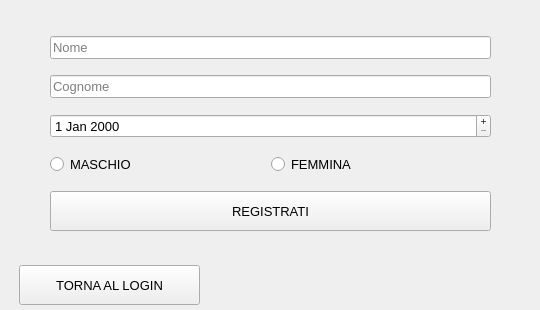
Above: MVP/progetto_p2/register.ui from Giorat/LifeFit---progetto-P2 before the change. Below: the same form after it.
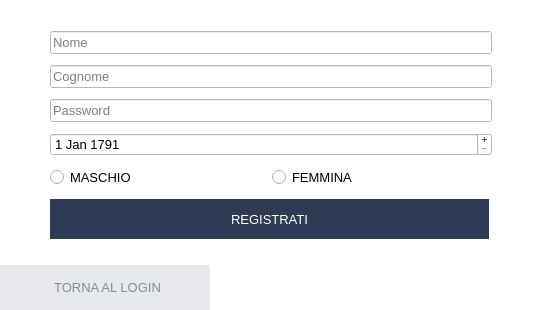
That is the form after the change. Icons and pictures are not drawn.

Commit message: aggiunta ui login register load utente calendario

```diff
--- a/MVP/progetto_p2/register.ui
+++ b/MVP/progetto_p2/register.ui
@@ -10,6 +10,18 @@
     <height>310</height>
    </rect>
   </property>
+  <property name="minimumSize">
+   <size>
+    <width>540</width>
+    <height>310</height>
+   </size>
+  </property>
+  <property name="maximumSize">
+   <size>
+    <width>540</width>
+    <height>310</height>
+   </size>
+  </property>
   <property name="windowTitle">
    <string>MainWindow</string>
   </property>
@@ -17,13 +29,16 @@
    <iconset resource="settings_icon.qrc">
     <normaloff>:/new/settings/resources/life_icon.ico</normaloff>:/new/settings/resources/life_icon.ico</iconset>
   </property>
+  <property name="styleSheet">
+   <string notr="true">background:white;</string>
+  </property>
   <widget class="QWidget" name="center_form">
    <widget class="QWidget" name="verticalLayoutWidget">
     <property name="geometry">
      <rect>
       <x>50</x>
       <y>20</y>
-      <width>441</width>
+      <width>442</width>
       <height>231</height>
      </rect>
     </property>
@@ -66,6 +81,18 @@
        </property>
       </widget>
      </item>
+     <item>
+      <widget class="QLineEdit" name="password">
+       <property name="font">
+        <font>
+         <pointsize>10</pointsize>
+        </font>
+       </property>
+       <property name="placeholderText">
+        <string>Password</string>
+       </property>
+      </widget>
+     </item>
      <item>
       <widget class="QDateEdit" name="dataNascita">
        <property name="font">
@@ -79,10 +106,20 @@
        <property name="showGroupSeparator" stdset="0">
         <bool>true</bool>
        </property>
+       <property name="date">
+        <date>
+         <year>1791</year>
+         <month>1</month>
+         <day>1</day>
+        </date>
+       </property>
       </widget>
      </item>
      <item>
       <layout class="QHBoxLayout" name="horizontalLayout">
+       <property name="spacing">
+        <number>2</number>
+       </property>
        <item>
         <widget class="QRadioButton" name="man">
          <property name="font">
@@ -111,9 +148,15 @@
      </item>
      <item>
       <widget class="QPushButton" name="register_send">
+       <property name="sizePolicy">
+        <sizepolicy hsizetype="Fixed" vsizetype="Fixed">
+         <horstretch>0</horstretch>
+         <verstretch>0</verstretch>
+        </sizepolicy>
+       </property>
        <property name="minimumSize">
         <size>
-         <width>0</width>
+         <width>439</width>
          <height>40</height>
         </size>
        </property>
@@ -122,6 +165,11 @@
          <pointsize>10</pointsize>
         </font>
        </property>
+       <property name="styleSheet">
+        <string notr="true">background-color: rgb(45, 59, 85);
+color:white;
+border:none;</string>
+       </property>
        <property name="text">
         <string>REGISTRATI</string>
        </property>
@@ -132,15 +180,21 @@
    <widget class="QPushButton" name="go_back">
     <property name="geometry">
      <rect>
-      <x>19</x>
+      <x>0</x>
       <y>265</y>
-      <width>181</width>
-      <height>40</height>
+      <width>210</width>
+      <height>45</height>
      </rect>
     </property>
+    <property name="sizePolicy">
+     <sizepolicy hsizetype="Fixed" vsizetype="Fixed">
+      <horstretch>0</horstretch>
+      <verstretch>0</verstretch>
+     </sizepolicy>
+    </property>
     <property name="minimumSize">
      <size>
-      <width>0</width>
+      <width>181</width>
       <height>40</height>
      </size>
     </property>
@@ -149,9 +203,18 @@
       <pointsize>10</pointsize>
      </font>
     </property>
+    <property name="styleSheet">
+     <string notr="true">background-color: rgb(232, 233, 236);
+color: rgb(132,140,157);
+padding-left:5px;
+border:none;</string>
+    </property>
     <property name="text">
      <string>TORNA AL LOGIN</string>
     </property>
+    <property name="flat">
+     <bool>false</bool>
+    </property>
    </widget>
   </widget>
  </widget>
```
The commit also changes 39 other files.
